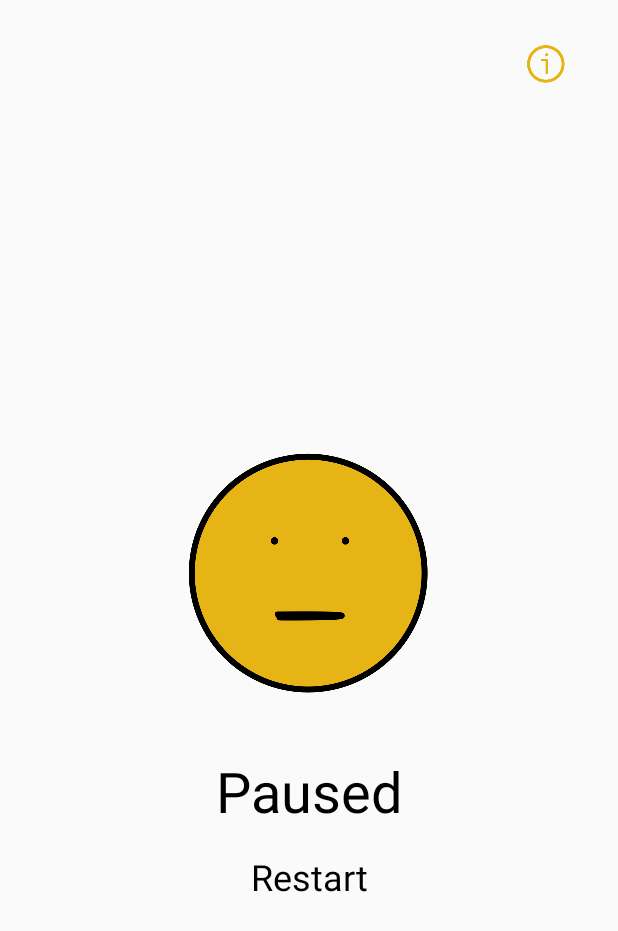
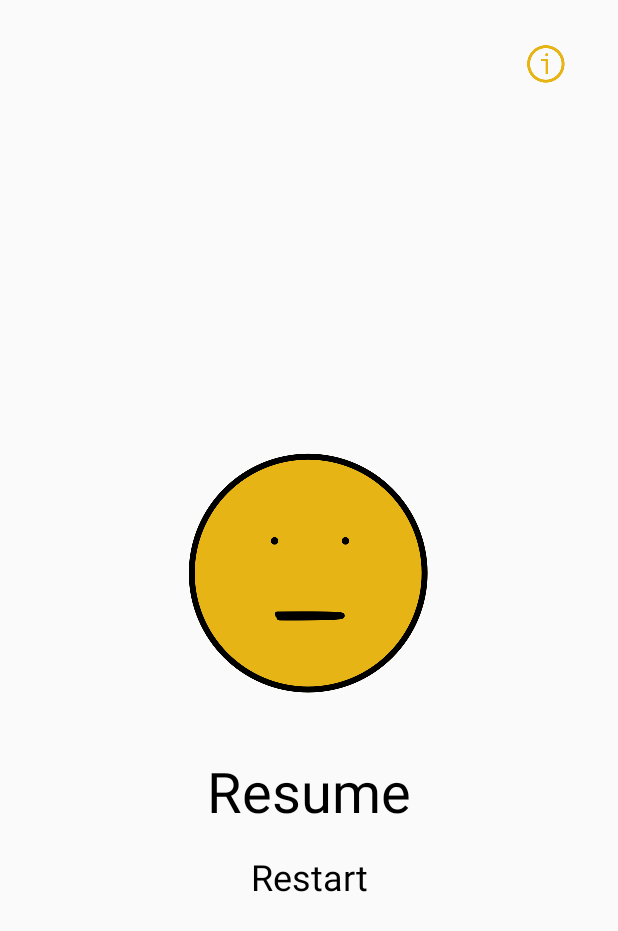
Before and after one commit to onemonster/happy-kegels-android, an Android app: the screen it shows after launch (MainActivity), after a tap on "Start!", on a phone screen of 412 x 824 dp. Shown: the top 931 px of the screen. Run offline under Robolectric (Android 15) with nearby library versions, the light colour scheme and no system bars; our stand-ins replace AdMob; 3 other taps on this screen came first.

Commit message:
solved timing issue

```diff
--- a/app/src/main/java/com/onemonster/kg/util/Ticker.kt
+++ b/app/src/main/java/com/onemonster/kg/util/Ticker.kt
@@ -29,8 +29,8 @@ abstract class Ticker(
         countDownTimer = object : CountDownTimer(millisRemaining, countDownInterval) {
             override fun onTick(millisUntilFinished: Long) {
                 millisRemaining = millisUntilFinished
+                ticks = ((millisInFuture - millisUntilFinished) / countDownInterval).toInt()
                 this@Ticker.onTick(ticks)
-                ticks += 1
             }
 
             override fun onFinish() {
@@ -60,8 +60,8 @@ abstract class Ticker(
             delayCountDownTimer = object : CountDownTimer(delayTicks * countDownInterval, countDownInterval) {
                 var ticks = 0
                 override fun onTick(millisUntilFinished: Long) {
+                    ticks = ((delayTicks * countDownInterval - millisUntilFinished) / countDownInterval).toInt()
                     onTick?.invoke(ticks)
-                    ticks += 1
                 }
 
                 override fun onFinish() {
--- a/app/src/main/res/values/strings.xml
+++ b/app/src/main/res/values/strings.xml
@@ -8,7 +8,7 @@
     <string name="muscle_hold">Hold</string>
 
     <string name="session_start">Start</string>
-    <string name="session_paused">Paused</string>
+    <string name="session_paused">Resume</string>
     <string name="session_restart">Restart</string>
 
     <string name="time_left">Session %1$d seconds left</string>
--- a/build.gradle
+++ b/build.gradle
@@ -2,7 +2,7 @@
 
 buildscript {
     ext {
-        kotlin_version = '1.3.0'
+        kotlin_version = '1.3.11'
         support_version = '27.1.1'
     }
     repositories {
@@ -10,7 +10,7 @@ buildscript {
         jcenter()
     }
     dependencies {
-        classpath 'com.android.tools.build:gradle:3.2.1'
+        classpath 'com.android.tools.build:gradle:3.3.0'
         classpath "org.jetbrains.kotlin:kotlin-gradle-plugin:$kotlin_version"
 
         // NOTE: Do not place your application dependencies here; they belong
```
Also changed, not shown: gradle/wrapper/gradle-wrapper.properties, 1 other file.
